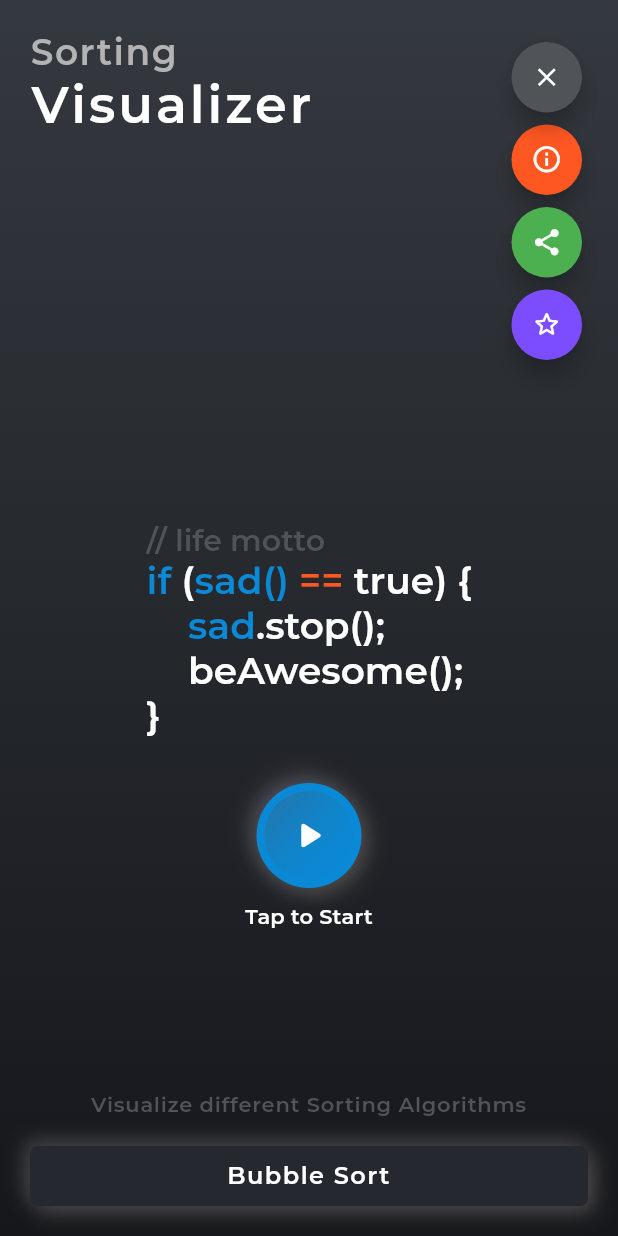
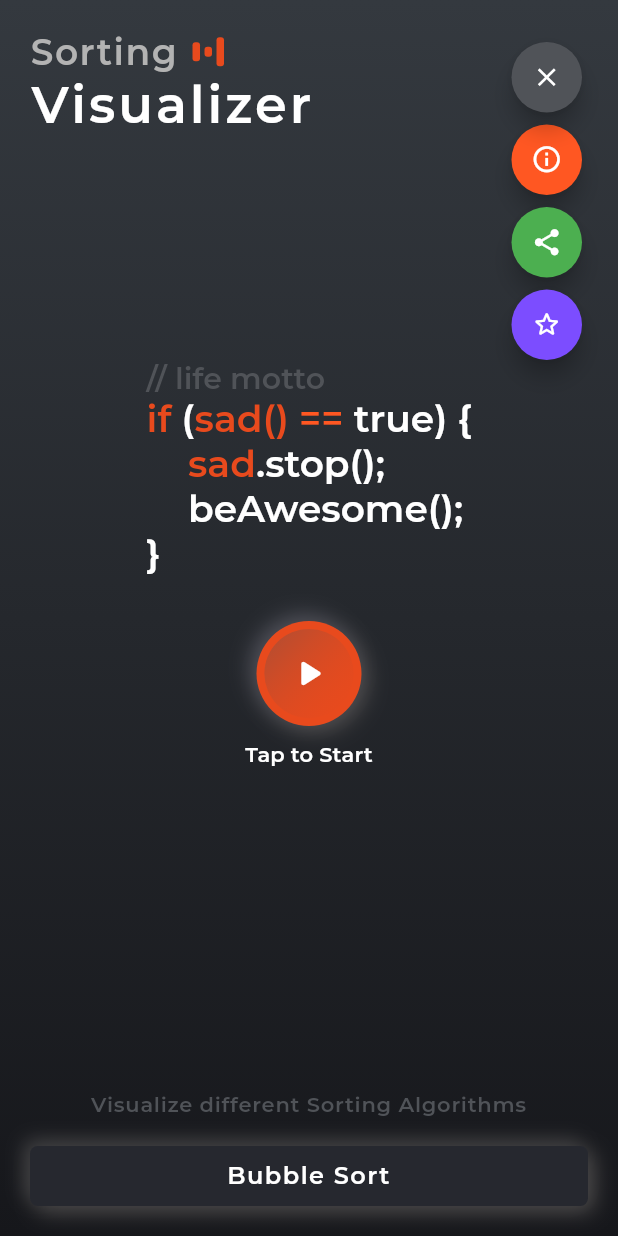
Before and after one commit to roshan9419/Sortlizer, a Flutter app: the screen it shows after launch, on a phone screen of 412 x 824 dp. Run offline on Flutter 3.47's test engine with Material 2 defaults, Android fonts, the phone set to English and light mode, and no system bars; our stand-ins replace animated_text_kit, auto_route, flutter_highlight, flutter_svg, get_it, injectable and 3 more.

Commit message:
Home UI Changes

```diff
--- a/lib/main.dart
+++ b/lib/main.dart
@@ -33,7 +33,7 @@ class MyApp extends StatelessWidget {
       theme: ThemeData(
         primarySwatch: Colors.blue,
         accentColor: Color(0xffB3B3B3),
-        primaryColor: blueThemeColor,
+        primaryColor: orangeThemeColor,
         visualDensity: VisualDensity.adaptivePlatformDensity,
         fontFamily: 'Montserrat',
         canvasColor: darkBackgroundFinish
--- a/lib/ui/views/home_view.dart
+++ b/lib/ui/views/home_view.dart
@@ -3,6 +3,7 @@ import 'package:flutter/cupertino.dart';
 import 'package:flutter/material.dart';
 import 'package:sorting_visualization/ui/ui_theme.dart';
 import 'package:sorting_visualization/ui/views/home_viewmodel.dart';
+import 'package:sorting_visualization/ui/widgets/bars_loader.dart';
 import 'package:sorting_visualization/ui/widgets/neumorphic_rect_btn.dart';
 import 'package:sorting_visualization/ui/widgets/neumorphic_round_btn.dart';
 import 'package:stacked/stacked.dart';
@@ -33,22 +34,33 @@ class HomeView extends StatelessWidget {
                     crossAxisAlignment: CrossAxisAlignment.start,
                     mainAxisAlignment: MainAxisAlignment.spaceBetween,
                     children: [
-                      RichText(
-                          text: TextSpan(
-                              text: 'Sorting\n',
-                              style: theme.textTheme.headline5.copyWith(
-                                  color: lightGrayColor, letterSpacing: 1),
-                              children: [
-                            TextSpan(
-                              text: 'Visualizer',
+                      Column(
+                        crossAxisAlignment: CrossAxisAlignment.start,
+                        mainAxisSize: MainAxisSize.min,
+                        children: [
+                          Row(
+                            mainAxisAlignment: MainAxisAlignment.start,
+                            children: [
+                              Text('Sorting',
+                                  style: theme.textTheme.headline5.copyWith(
+                                      color: lightGrayColor, letterSpacing: 1)),
+                              SizedBox(width: 10),
+                              MyBarLoader(
+                                barColor: theme.primaryColor,
+                                barHeight: 20,
+                                barWidth: 5,
+                              )
+                            ],
+                          ),
+                          Text('Visualizer',
                               style: theme.textTheme.headline4.copyWith(
-                                  color: Colors.white, letterSpacing: 2),
-                            )
-                          ])),
+                                  color: Colors.white, letterSpacing: 2)),
+                        ],
+                      ),
                       ExpandableButtons(),
                     ],
                   ),
-                  Spacer(),
+                  // Spacer(),
                   GetProgrammingQuote(),
                   SizedBox(height: 30),
                   Center(
--- a/lib/ui/widgets/bars_loader.dart
+++ b/lib/ui/widgets/bars_loader.dart
@@ -2,8 +2,11 @@ import 'package:flutter/material.dart';
 
 class BarsLoader extends StatefulWidget {
   final int duration;
+  final Color color;
+  final double barWidth;
+  final double barHeight;
 
-  BarsLoader({Key key, this.duration}) : super(key: key);
+  BarsLoader({Key key, this.duration, this.color, this.barWidth, this.barHeight}) : super(key: key);
   @override
   _BarsLoaderState createState() => _BarsLoaderState();
 }
@@ -24,7 +27,7 @@ class _BarsLoaderState extends State<BarsLoader>
     final curvedAnimation = CurvedAnimation(
         parent: _animController, curve: Curves.easeOutSine);
 
-    _animation = Tween<double>(begin: 1, end: _height).animate(curvedAnimation)
+    _animation = Tween<double>(begin: 1, end: widget.barHeight ?? _height).animate(curvedAnimation)
       ..addListener(() {
         setState(() {
 
@@ -42,10 +45,10 @@ class _BarsLoaderState extends State<BarsLoader>
   @override
   Widget build(BuildContext context) {
     return Container(
-      width: _width,
+      width: widget.barWidth ?? _width,
       height: _animation.value,
       decoration: BoxDecoration(
-          color: Colors.white,
+          color: widget.color,
           borderRadius: BorderRadius.circular(2)
       ),
     );
@@ -53,16 +56,22 @@ class _BarsLoaderState extends State<BarsLoader>
 }
 
 class MyBarLoader extends StatelessWidget {
+  final Color barColor;
+  final double barWidth;
+  final double barHeight;
+
+  const MyBarLoader({Key key, this.barColor = Colors.white, this.barWidth, this.barHeight}) : super(key: key);
+
   @override
   Widget build(BuildContext context) {
     return Row(
       mainAxisAlignment: MainAxisAlignment.center,
       children: [
-        BarsLoader(duration: 500),
+        BarsLoader(duration: 500, color: barColor, barWidth: barWidth, barHeight: barHeight),
         SizedBox(width: 3),
-        BarsLoader(duration: 1000),
+        BarsLoader(duration: 1000, color: barColor, barWidth: barWidth, barHeight: barHeight),
         SizedBox(width: 3),
-        BarsLoader(duration: 1500),
+        BarsLoader(duration: 1500, color: barColor, barWidth: barWidth, barHeight: barHeight),
       ],
     );
   }
```
